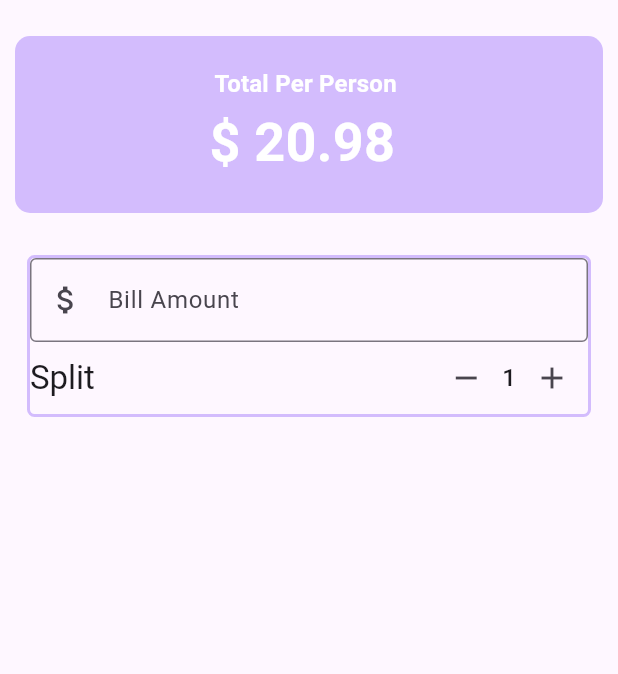
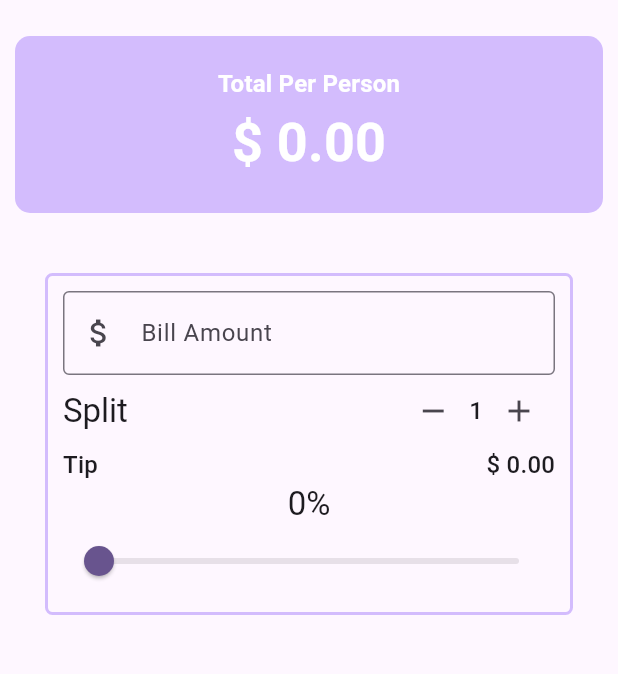
Before and after one commit to zain9241/U-Tip, a Flutter app: the screen it shows after launch, on a phone screen of 412 x 824 dp, the part 63-737 px from its top. Run offline on Flutter 3.47's test engine with Material 3 defaults, Android fonts, the phone set to English and light mode, and no system bars.

Commit message:
Version 1 Completed

```diff
--- a/lib/main.dart
+++ b/lib/main.dart
@@ -8,14 +8,13 @@ void main() {
 class MyApp extends StatelessWidget {
   const MyApp({super.key});
 
-  // This widget is the root of your application.
   @override
   Widget build(BuildContext context) {
     return MaterialApp(
       debugShowCheckedModeBanner: false,
-      title: 'Flutter  U Tip App ',
+      title: 'Flutter U Tip App',
       theme: ThemeData(
-        colorScheme: .fromSeed(seedColor: Colors.deepPurple),
+        colorScheme: ColorScheme.fromSeed(seedColor: Colors.deepPurple),
         useMaterial3: true,
       ),
       home: const UTip(),
@@ -31,18 +30,24 @@ class UTip extends StatefulWidget {
 }
 
 class _UTipState extends State<UTip> {
-  late int _personCount = 1;
+  double _billAmount = 0;
+  double _tipPercentage = 0;
+  int _personCount = 1;
 
-  //Methods
-  void increment() {
+  double get _totalPerPerson {
+    final total = _billAmount + (_billAmount * _tipPercentage);
+    return total / _personCount;
+  }
+
+  void _increment() {
     setState(() {
       _personCount += 1;
     });
   }
 
-  void decrement() {
+  void _decrement() {
     setState(() {
-      if (_personCount >1) {
+      if (_personCount > 1) {
         _personCount--;
       }
     });
@@ -54,28 +59,27 @@ class _UTipState extends State<UTip> {
       print(context.widget);
     }
     var theme = Theme.of(context);
-    // Add Style
     final style = theme.textTheme.titleMedium!.copyWith(
       color: theme.colorScheme.onPrimary,
       fontWeight: FontWeight.bold,
     );
     return Scaffold(
-      appBar: AppBar(title: Center(child: const Text("Flutter U Tip App"))),
+      appBar: AppBar(title: const Center(child: Text("Flutter U Tip App"))),
       body: Column(
         crossAxisAlignment: CrossAxisAlignment.stretch,
         children: [
           Container(
             padding: const EdgeInsets.all(20),
-            margin: EdgeInsets.all(10),
+            margin: const EdgeInsets.all(10),
             decoration: BoxDecoration(
               color: theme.colorScheme.inversePrimary,
               borderRadius: BorderRadius.circular(10),
             ),
             child: Column(
               children: [
-                Text(" Total Per Person  ", style: style),
+                Text("Total Per Person", style: style),
                 Text(
-                  " \$ 20.98  ",
+                  "\$ ${_totalPerPerson.toStringAsFixed(2)}",
                   style: style.copyWith(
                     color: theme.colorScheme.onPrimary,
                     fontSize: theme.textTheme.displaySmall?.fontSize,
@@ -86,51 +90,85 @@ class _UTipState extends State<UTip> {
           ),
           // Form
           Padding(
-            padding: const EdgeInsets.all(8.0),
+            padding: const EdgeInsets.all(10),
             child: Container(
-              margin: EdgeInsets.all(10),
+              margin: const EdgeInsets.all(20),
               decoration: BoxDecoration(
-                borderRadius: .circular(5),
+                borderRadius: BorderRadius.circular(5),
                 border: Border.all(
                   color: theme.colorScheme.inversePrimary,
                   width: 2,
                 ),
               ),
+              child: Padding(
+                padding: const EdgeInsets.all(10.0),
                 child: Column(
                   children: [
                     TextField(
-                    decoration: InputDecoration(
+                      decoration: const InputDecoration(
                         border: OutlineInputBorder(),
                         prefixIcon: Icon(Icons.attach_money),
-                      labelText: "Bill Amount ",
+                        labelText: "Bill Amount",
                       ),
                       keyboardType: TextInputType.number,
-                    onChanged: (String value) {},
+                      onChanged: (String value) {
+                        setState(() {
+                          _billAmount = double.tryParse(value) ?? 0;
+                        });
+                      },
                     ),
-                  //Split Bill Area
+                    // Split Bill Area
                     Row(
-                    mainAxisAlignment: .spaceBetween,
+                      mainAxisAlignment: MainAxisAlignment.spaceBetween,
                       children: [
-                      Text("Split ", style: theme.textTheme.titleLarge),
+                        Text("Split", style: theme.textTheme.titleLarge),
                         Row(
                           children: [
                             IconButton(
-                            onPressed: decrement,
-                            icon: Icon(Icons.remove),
+                              onPressed: _decrement,
+                              icon: const Icon(Icons.remove),
                             ),
                             Text(
                               "$_personCount",
                               style: theme.textTheme.titleMedium,
                             ),
                             IconButton(
-                            onPressed: increment,
-                            icon: Icon(Icons.add),
+                              onPressed: _increment,
+                              icon: const Icon(Icons.add),
                             ),
                           ],
                         ),
                       ],
                     ),
+                    // == Tip Section ==
+                    Row(
+                      mainAxisAlignment: MainAxisAlignment.spaceBetween,
+                      children: [
+                        Text("Tip", style: theme.textTheme.titleMedium),
+                        Text(
+                          "\$ ${(_billAmount * _tipPercentage).toStringAsFixed(2)}",
+                          style: theme.textTheme.titleMedium,
+                        ),
                       ],
+                    ),
+                    // === Slider Text ===
+                    Text(
+                      "${(_tipPercentage * 100).toStringAsFixed(0)}%",
+                      style: theme.textTheme.titleLarge,
+                    ),
+                    Slider(
+                      value: _tipPercentage,
+                      min: 0,
+                      max: 1,
+                      label: "${(_tipPercentage*100).round()}%",
+                      onChanged: (value) {
+                        setState(() {
+                          _tipPercentage = value;
+                        });
+                      },
+                    ),
+                  ],
+                ),
               ),
             ),
           ),
```
Lines whose indentation alone changed are shown as unchanged.
